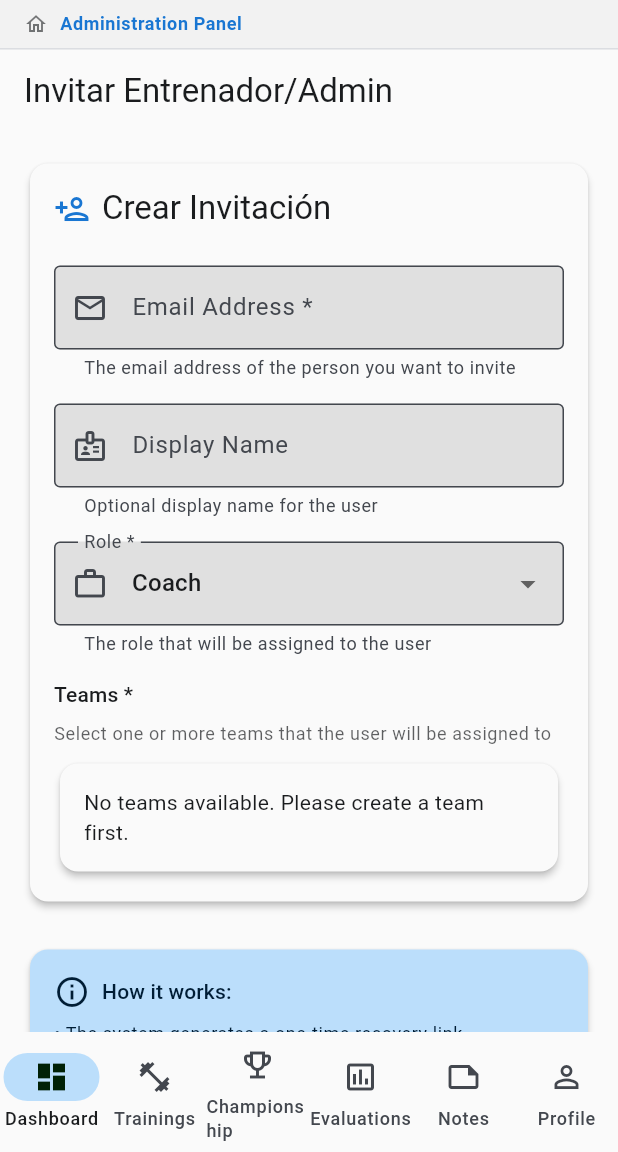
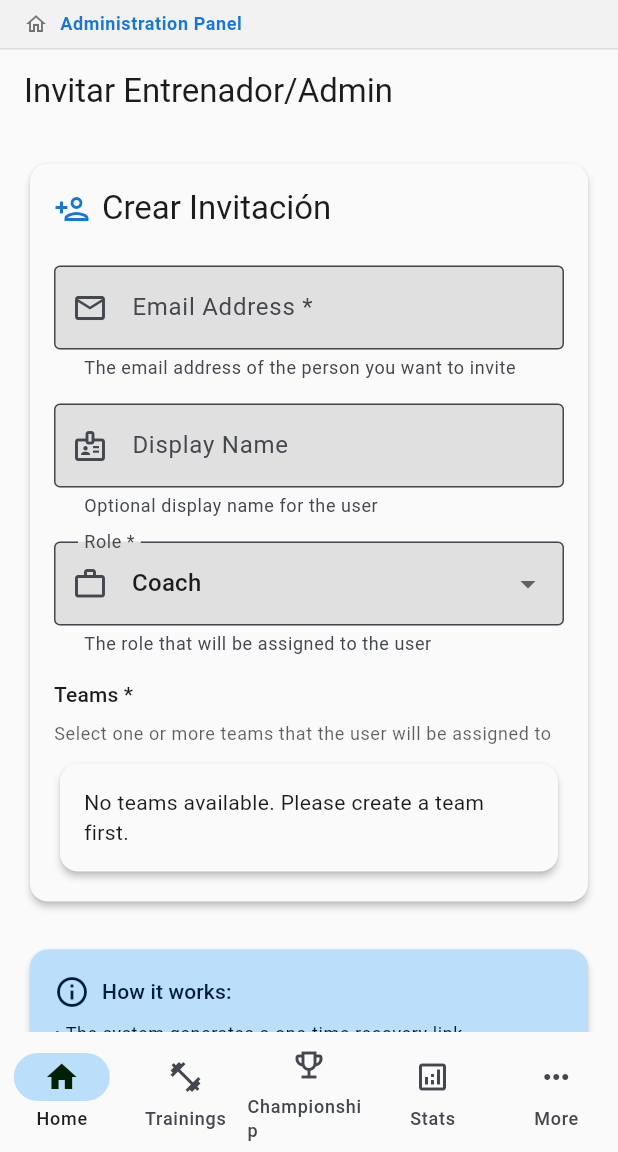
Before and after one commit to SantiagoKirylukMaclean/sport-tech-app, a Flutter app: the InviteCoachAdminPage screen opened by its route, on a phone screen of 412 x 824 dp, the part 84-1236 px from its top. Run offline on Flutter 3.47's test engine with Material 3 defaults, Android fonts, the phone set to English and light mode, and no system bars; our stand-ins replace equatable, fl_chart, flutter_riverpod, go_router, shared_preferences, supabase_flutter and 1 more; accounts and stored records are empty; statements that could not run were skipped.

Commit message:
feat: Add More and Settings pages with navigation and localization support

```diff
--- a/lib/core/constants/app_constants.dart
+++ b/lib/core/constants/app_constants.dart
@@ -27,6 +27,8 @@ class AppConstants {
   static const String evaluationsRoute = '/evaluations';
   static const String notesRoute = '/notes';
   static const String profileRoute = '/profile';
+  static const String moreRoute = '/more';
+  static const String settingsRoute = '/settings';
 
   // Admin routes
   static const String superAdminPanelRoute = '/admin/panel';
--- a/lib/l10n/app_en.arb
+++ b/lib/l10n/app_en.arb
@@ -19,6 +19,7 @@
 
   "@_NAVIGATION": {},
   "dashboard": "Dashboard",
+  "home": "Home",
   "matches": "Matches",
   "trainings": "Trainings",
   "championship": "Championship",
@@ -26,6 +27,11 @@
   "notes": "Notes",
   "profile": "Profile",
   "coach": "Coach",
+  "team": "Team",
+  "admin": "Admin",
+  "stats": "Stats",
+  "more": "More",
+  "settings": "Settings",
   "superAdmin": "Super Admin",
   "coachPanel": "Coach Panel",
   "superAdminPanel": "Administration Panel",
@@ -86,6 +92,18 @@
   "language": "Language",
   "english": "English",
   "spanish": "Spanish",
+
+  "@_SETTINGS": {},
+  "appSettings": "App Settings",
+  "appearance": "Appearance",
+  "darkMode": "Dark Mode",
+  "lightMode": "Light Mode",
+  "systemMode": "System",
+  "preferences": "Preferences",
+
+  "@_MORE": {},
+  "moreOptions": "More Options",
+  "quickAccess": "Quick Access",
 
   "@_NOTES": {},
   "myNotes": "My Notes",
--- a/lib/l10n/app_es.arb
+++ b/lib/l10n/app_es.arb
@@ -19,6 +19,7 @@
 
   "@_NAVIGATION": {},
   "dashboard": "Panel",
+  "home": "Inicio",
   "matches": "Partidos",
   "trainings": "Entrenamiento",
   "championship": "Campeonato",
@@ -26,6 +27,11 @@
   "notes": "Notas",
   "profile": "Perfil",
   "coach": "Entrenador",
+  "team": "Equipo",
+  "admin": "Admin",
+  "stats": "Estadísticas",
+  "more": "Más",
+  "settings": "Configuración",
   "superAdmin": "Super Admin",
   "coachPanel": "Panel de Entrenador",
   "superAdminPanel": "Panel de Administración",
@@ -86,6 +92,18 @@
   "language": "Idioma",
   "english": "Inglés",
   "spanish": "Español",
+
+  "@_SETTINGS": {},
+  "appSettings": "Configuración de la App",
+  "appearance": "Apariencia",
+  "darkMode": "Modo Oscuro",
+  "lightMode": "Modo Claro",
+  "systemMode": "Sistema",
+  "preferences": "Preferencias",
+
+  "@_MORE": {},
+  "moreOptions": "Más Opciones",
+  "quickAccess": "Acceso Rápido",
 
   "@_NOTES": {},
   "myNotes": "Mis Notas",
--- a/lib/l10n/app_localizations.dart
+++ b/lib/l10n/app_localizations.dart
@@ -188,6 +188,12 @@ abstract class AppLocalizations {
   /// **'Dashboard'**
   String get dashboard;
 
+  /// No description provided for @home.
+  ///
+  /// In en, this message translates to:
+  /// **'Home'**
+  String get home;
+
   /// No description provided for @matches.
   ///
   /// In en, this message translates to:
@@ -230,6 +236,36 @@ abstract class AppLocalizations {
   /// **'Coach'**
   String get coach;
 
+  /// No description provided for @team.
+  ///
+  /// In en, this message translates to:
+  /// **'Team *'**
+  String get team;
+
+  /// No description provided for @admin.
+  ///
+  /// In en, this message translates to:
+  /// **'Admin'**
+  String get admin;
+
+  /// No description provided for @stats.
+  ///
+  /// In en, this message translates to:
+  /// **'Stats'**
+  String get stats;
+
+  /// No description provided for @more.
+  ///
+  /// In en, this message translates to:
+  /// **'More'**
+  String get more;
+
+  /// No description provided for @settings.
+  ///
+  /// In en, this message translates to:
+  /// **'Settings'**
+  String get settings;
+
   /// No description provided for @superAdmin.
   ///
   /// In en, this message translates to:
@@ -530,6 +566,54 @@ abstract class AppLocalizations {
   /// **'Spanish'**
   String get spanish;
 
+  /// No description provided for @appSettings.
+  ///
+  /// In en, this message translates to:
+  /// **'App Settings'**
+  String get appSettings;
+
+  /// No description provided for @appearance.
+  ///
+  /// In en, this message translates to:
+  /// **'Appearance'**
+  String get appearance;
+
+  /// No description provided for @darkMode.
+  ///
+  /// In en, this message translates to:
+  /// **'Dark Mode'**
+  String get darkMode;
+
+  /// No description provided for @lightMode.
+  ///
+  /// In en, this message translates to:
+  /// **'Light Mode'**
+  String get lightMode;
+
+  /// No description provided for @systemMode.
+  ///
+  /// In en, this message translates to:
+  /// **'System'**
+  String get systemMode;
+
+  /// No description provided for @preferences.
+  ///
+  /// In en, this message translates to:
+  /// **'Preferences'**
+  String get preferences;
+
+  /// No description provided for @moreOptions.
+  ///
+  /// In en, this message translates to:
+  /// **'More Options'**
+  String get moreOptions;
+
+  /// No description provided for @quickAccess.
+  ///
+  /// In en, this message translates to:
+  /// **'Quick Access'**
+  String get quickAccess;
+
   /// No description provided for @myNotes.
   ///
   /// In en, this message translates to:
@@ -967,12 +1051,6 @@ abstract class AppLocalizations {
   /// In en, this message translates to:
   /// **'No teams available. Please create a team first.'**
   String get noTeamsAvailableCreateFirst;
-
-  /// No description provided for @team.
-  ///
-  /// In en, this message translates to:
-  /// **'Team *'**
-  String get team;
 
   /// No description provided for @selectTeamForPlayer.
   ///
--- a/lib/presentation/app/router/app_router.dart
+++ b/lib/presentation/app/router/app_router.dart
@@ -19,6 +19,8 @@ import 'package:sport_tech_app/presentation/stats/pages/statistics_page.dart';
 import 'package:sport_tech_app/presentation/evaluations/pages/evaluations_page.dart';
 import 'package:sport_tech_app/presentation/notes/pages/notes_page.dart';
 import 'package:sport_tech_app/presentation/profile/pages/profile_page.dart';
+import 'package:sport_tech_app/presentation/more/pages/more_page.dart';
+import 'package:sport_tech_app/presentation/settings/pages/settings_page.dart';
 import 'package:sport_tech_app/presentation/org/pages/super_admin_panel_page.dart';
 import 'package:sport_tech_app/presentation/org/pages/super_admin_sports_page.dart';
 import 'package:sport_tech_app/presentation/org/pages/super_admin_clubs_page.dart';
@@ -213,6 +215,22 @@ final routerProvider = Provider<GoRouter>((ref) {
               child: const ProfilePage(),
             ),
           ),
+          GoRoute(
+            path: AppConstants.moreRoute,
+            name: 'more',
+            pageBuilder: (context, state) => NoTransitionPage(
+              key: state.pageKey,
+              child: const MorePage(),
+            ),
+          ),
+          GoRoute(
+            path: AppConstants.settingsRoute,
+            name: 'settings',
+            pageBuilder: (context, state) => NoTransitionPage(
+              key: state.pageKey,
+              child: const SettingsPage(),
+            ),
+          ),
           // Coach routes
           GoRoute(
             path: AppConstants.coachPanelRoute,
--- a/lib/presentation/app/scaffold/app_scaffold.dart
+++ b/lib/presentation/app/scaffold/app_scaffold.dart
@@ -209,7 +209,7 @@ class AppScaffold extends ConsumerWidget {
     );
   }
 
-  /// Get navigation items based on user role
+  /// Get navigation items based on user role (Material Design 3 - max 5 items)
   List<NavigationItem> _getNavigationItems(AuthState authState, BuildContext context) {
     if (authState is! AuthStateAuthenticated) {
       return [];
@@ -218,42 +218,15 @@ class AppScaffold extends ConsumerWidget {
     final role = authState.profile.role;
     final l10n = AppLocalizations.of(context)!;
 
-    // Base items for all users
-    final items = <NavigationItem>[
+    // PLAYER - 5 items: Home, Trainings, Championship, Stats, More
+    if (role == UserRole.player) {
+      return [
         NavigationItem(
-        label: l10n.dashboard,
+          label: l10n.home,
           route: AppConstants.dashboardRoute,
-        iconOutlined: Icons.dashboard_outlined,
-        iconFilled: Icons.dashboard,
+          iconOutlined: Icons.home_outlined,
+          iconFilled: Icons.home,
         ),
-    ];
-
-    // Coach panel (grouped modules for coaches and super admins)
-    if (role == UserRole.coach || role.isSuperAdmin) {
-      items.add(
-        NavigationItem(
-          label: l10n.coach,
-          route: AppConstants.coachPanelRoute,
-          iconOutlined: Icons.sports_outlined,
-          iconFilled: Icons.sports,
-        ),
-      );
-    }
-
-    // Super admin panel (only for super admins)
-    if (role.isSuperAdmin) {
-      items.add(
-        NavigationItem(
-          label: l10n.superAdmin,
-          route: AppConstants.superAdminPanelRoute,
-          iconOutlined: Icons.admin_panel_settings_outlined,
-          iconFilled: Icons.admin_panel_settings,
-        ),
-      );
-    }
-
-    // Common items for all roles
-    items.addAll([
         NavigationItem(
           label: l10n.trainings,
           route: AppConstants.trainingsRoute,
@@ -267,26 +240,101 @@ class AppScaffold extends ConsumerWidget {
           iconFilled: Icons.emoji_events,
         ),
         NavigationItem(
-        label: l10n.evaluations,
+          label: l10n.stats,
           route: AppConstants.evaluationsRoute,
-        iconOutlined: Icons.assessment_outlined,
-        iconFilled: Icons.assessment,
+          iconOutlined: Icons.analytics_outlined,
+          iconFilled: Icons.analytics,
         ),
         NavigationItem(
-        label: l10n.notes,
-        route: AppConstants.notesRoute,
-        iconOutlined: Icons.note_outlined,
-        iconFilled: Icons.note,
+          label: l10n.more,
+          route: AppConstants.moreRoute,
+          iconOutlined: Icons.more_horiz,
+          iconFilled: Icons.more_horiz,
+        ),
+      ];
+    }
+
+    // COACH - 5 items: Home, Team, Trainings, Stats, More
+    if (role == UserRole.coach) {
+      return [
+        NavigationItem(
+          label: l10n.home,
+          route: AppConstants.dashboardRoute,
+          iconOutlined: Icons.home_outlined,
+          iconFilled: Icons.home,
         ),
         NavigationItem(
-        label: l10n.profile,
-        route: AppConstants.profileRoute,
-        iconOutlined: Icons.person_outline,
-        iconFilled: Icons.person,
+          label: l10n.team,
+          route: AppConstants.coachPanelRoute,
+          iconOutlined: Icons.sports_soccer_outlined,
+          iconFilled: Icons.sports_soccer,
         ),
-    ]);
+        NavigationItem(
+          label: l10n.trainings,
+          route: AppConstants.trainingsRoute,
+          iconOutlined: Icons.fitness_center_outlined,
+          iconFilled: Icons.fitness_center,
+        ),
+        NavigationItem(
+          label: l10n.stats,
+          route: AppConstants.evaluationsRoute,
+          iconOutlined: Icons.analytics_outlined,
+          iconFilled: Icons.analytics,
+        ),
+        NavigationItem(
+          label: l10n.more,
+          route: AppConstants.moreRoute,
+          iconOutlined: Icons.more_horiz,
+          iconFilled: Icons.more_horiz,
+        ),
+      ];
+    }
 
-    return items;
+    // SUPER_ADMIN - 5 items: Home, Team, Admin, Stats, More
+    if (role.isSuperAdmin) {
+      return [
+        NavigationItem(
+          label: l10n.home,
+          route: AppConstants.dashboardRoute,
+          iconOutlined: Icons.home_outlined,
+          iconFilled: Icons.home,
+        ),
+        NavigationItem(
+          label: l10n.team,
+          route: AppConstants.coachPanelRoute,
+          iconOutlined: Icons.sports_soccer_outlined,
+          iconFilled: Icons.sports_soccer,
+        ),
+        NavigationItem(
+          label: l10n.admin,
+          route: AppConstants.superAdminPanelRoute,
+          iconOutlined: Icons.admin_panel_settings_outlined,
+          iconFilled: Icons.admin_panel_settings,
+        ),
+        NavigationItem(
+          label: l10n.stats,
+          route: AppConstants.evaluationsRoute,
+          iconOutlined: Icons.analytics_outlined,
+          iconFilled: Icons.analytics,
+        ),
+        NavigationItem(
+          label: l10n.more,
+          route: AppConstants.moreRoute,
+          iconOutlined: Icons.more_horiz,
+          iconFilled: Icons.more_horiz,
+        ),
+      ];
+    }
+
+    // Default fallback (should not happen)
+    return [
+      NavigationItem(
+        label: l10n.home,
+        route: AppConstants.dashboardRoute,
+        iconOutlined: Icons.home_outlined,
+        iconFilled: Icons.home,
+      ),
+    ];
   }
 
   /// Get the selected index based on current location
@@ -319,13 +367,21 @@ class AppScaffold extends ConsumerWidget {
       if (index >= 0) return index;
     }
 
-    // Check for training routes (these are accessed from Coach Panel)
+    // Check for training routes (these are accessed from trainings or coach panel)
     if (location.startsWith(AppConstants.trainingsRoute)) {
-      index = items.indexWhere((item) => item.route == AppConstants.coachPanelRoute);
+      index = items.indexWhere((item) => item.route == AppConstants.trainingsRoute);
       if (index >= 0) return index;
     }
 
-    // Default to dashboard
+    // Check for routes in "More" section (notes, profile, settings)
+    if (location == AppConstants.notesRoute ||
+        location == AppConstants.profileRoute ||
+        location == AppConstants.settingsRoute) {
+      index = items.indexWhere((item) => item.route == AppConstants.moreRoute);
+      if (index >= 0) return index;
+    }
+
+    // Default to home (index 0)
     return 0;
   }
 
@@ -340,6 +396,8 @@ class AppScaffold extends ConsumerWidget {
       AppConstants.evaluationsRoute => l10n.evaluations,
       AppConstants.notesRoute => l10n.notes,
       AppConstants.profileRoute => l10n.profile,
+      AppConstants.moreRoute => l10n.more,
+      AppConstants.settingsRoute => l10n.settings,
       AppConstants.coachPanelRoute => l10n.coachPanel,
       AppConstants.superAdminPanelRoute => l10n.superAdminPanel,
       AppConstants.teamsManagementRoute => l10n.teamsManagement,
```
Also changed, not shown: lib/l10n/app_localizations_en.dart (+42 -3 lines), lib/l10n/app_localizations_es.dart (+42 -3 lines), lib/presentation/more/pages/more_page.dart (added, +131 -0 lines), lib/presentation/settings/pages/settings_page.dart (added, +143 -0 lines). Lines whose indentation alone changed are shown as unchanged.
